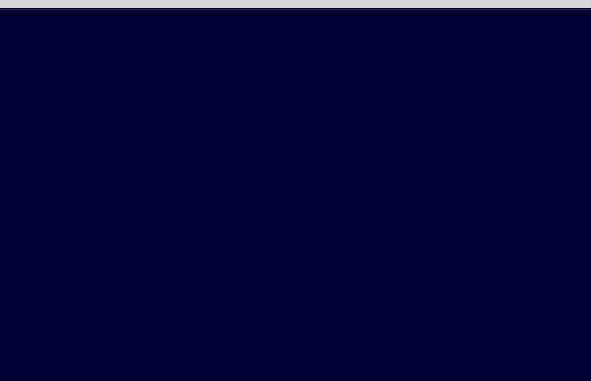
ProjetCppS2-2425/projetcpp-innovatehub, file mainwindow.ui: the form before one commit; both pictures show x 381 to 972 and y 145 to 526 of the 1374 by 729 pixel window.
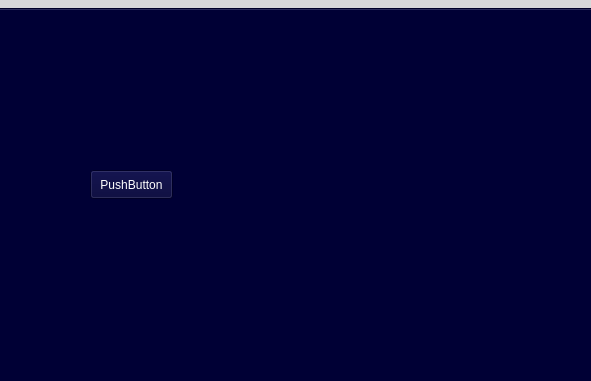
The form after the commit. Icons and pictures are not drawn.

Commit message: Update arduino files and mainwindow implementation

The edit to the form file:
```diff
--- a/mainwindow.ui
+++ b/mainwindow.ui
@@ -3786,15 +3786,18 @@
             <attribute name="title">
              <string>Page</string>
             </attribute>
-            <widget class="QTextBrowser" name="teaxtBrowser_transaction">
+            <widget class="QPushButton" name="pushButton_6_arduino_2">
              <property name="geometry">
               <rect>
-               <x>270</x>
-               <y>50</y>
-               <width>431</width>
-               <height>261</height>
+               <x>280</x>
+               <y>160</y>
+               <width>83</width>
+               <height>29</height>
               </rect>
              </property>
+             <property name="text">
+              <string>PushButton</string>
+             </property>
             </widget>
            </widget>
           </widget>
```
The commit also changes 4 other files.
